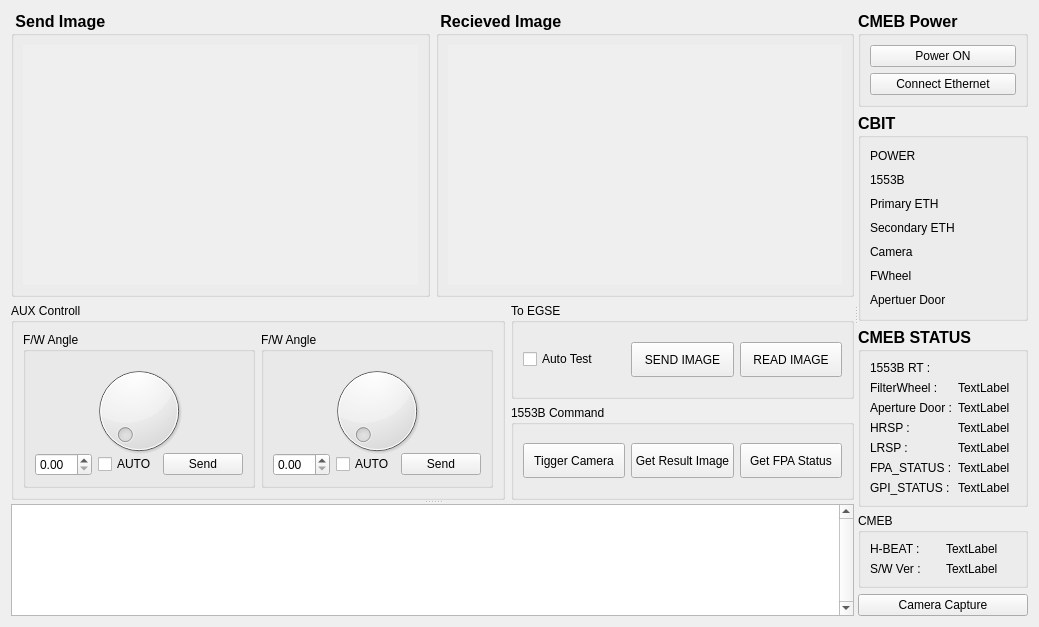
This is EGSE_CMEB/ControllUI.ui in GisuKim/EGSE_GUI as Qt 5 draws it before an edit. The edited form follows.
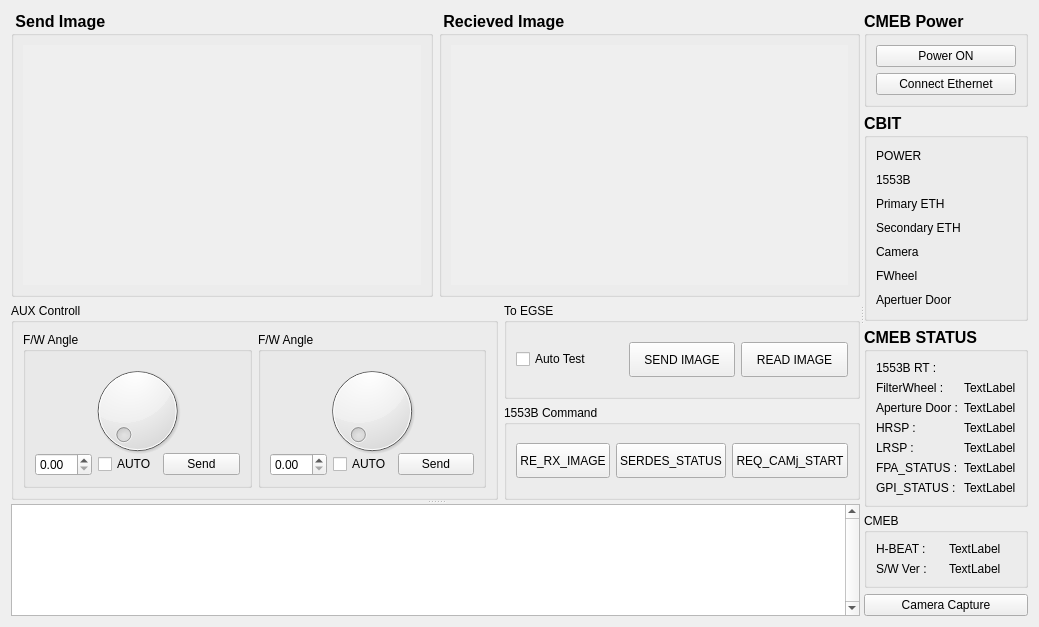
This is the edited form. Icons and pictures are not drawn.

What changed in the file:
```diff
--- a/EGSE_CMEB/ControllUI.ui
+++ b/EGSE_CMEB/ControllUI.ui
@@ -7,7 +7,7 @@
     <x>0</x>
     <y>0</y>
     <width>1039</width>
-    <height>583</height>
+    <height>591</height>
    </rect>
   </property>
   <property name="windowTitle">
@@ -282,7 +282,7 @@
                     </size>
                    </property>
                    <property name="text">
-                    <string>Tigger Camera</string>
+                    <string>RE_RX_IMAGE</string>
                    </property>
                   </widget>
                  </item>
@@ -295,7 +295,7 @@
                     </size>
                    </property>
                    <property name="text">
-                    <string>Get Result Image</string>
+                    <string>SERDES_STATUS</string>
                    </property>
                   </widget>
                  </item>
@@ -308,7 +308,7 @@
                     </size>
                    </property>
                    <property name="text">
-                    <string>Get FPA Status</string>
+                    <string>REQ_CAMj_START</string>
                    </property>
                   </widget>
                  </item>
```
